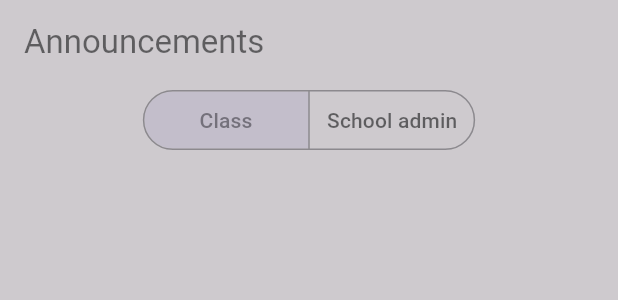
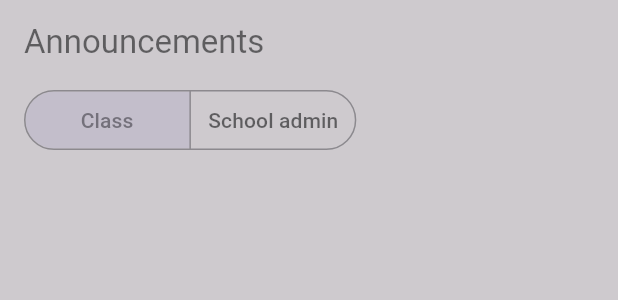
Before and after one commit to suleman-mahmood/classifyy, a Flutter app: the AnnouncementScreen widget shown alone on an empty page, opened directly with empty values, on a phone screen of 412 x 824 dp. Shown: the top 300 px of the screen. Run offline on Flutter 3.47's test engine with Material 3 defaults, Android fonts, the phone set to English and light mode, and no system bars; our stand-ins replace auto_route, bloc, flutter_animate, flutter_bloc, get_it, get_time_ago and 1 more; accounts and stored records are empty; network calls fail.

Commit message:
use stack in announcements

```diff
--- a/classifyy/lib/presentation/screens/common/announcement_screen.dart
+++ b/classifyy/lib/presentation/screens/common/announcement_screen.dart
@@ -101,12 +101,17 @@ class _AnnouncementScreenState extends State<AnnouncementScreen>
     }
 
     Future<void> handleProceed() async {
+      if (_textController.text.isEmpty) return;
       await announcementCubit.createAnnouncement(_textController.text);
       _textController.clear();
     }
 
     return PrimaryLayout(
       appBarTitle: 'Announcements',
+      useStack: true,
+      children: [
+        SingleChildScrollView(
+          child: Column(
             children: [
               SegmentedButton<AnnouncementType>(
                 segments: [
@@ -195,7 +200,8 @@ class _AnnouncementScreenState extends State<AnnouncementScreen>
                                       if (item.announcerDisplayName != null &&
                                           selectedannouncementType !=
                                               AnnouncementType.myAnnouncement)
-                                  Text('From: ${item.announcerDisplayName!}'),
+                                        Text(
+                                            'From: ${item.announcerDisplayName!}'),
                                       const Expanded(child: SizedBox.shrink()),
                                       Text(GetTimeAgo.parse(item.createdAt))
                                     ],
@@ -211,10 +217,13 @@ class _AnnouncementScreenState extends State<AnnouncementScreen>
                   return const SizedBox.shrink();
                 },
               ),
-        const Expanded(child: SizedBox.shrink()),
+            ],
+          ),
+        ),
         if (selectedannouncementType == AnnouncementType.myAnnouncement &&
             widget.userRole == UserRole.teacher)
           Column(
+            mainAxisAlignment: MainAxisAlignment.end,
             children: [
               TitleLarge(
                 title:
--- a/classifyy/lib/presentation/widgets/layouts/primary_layout.dart
+++ b/classifyy/lib/presentation/widgets/layouts/primary_layout.dart
@@ -6,12 +6,14 @@ class PrimaryLayout extends StatefulWidget {
   final List<Widget> children;
   final String appBarTitle;
   final FloatingActionButton? floatingActionButton;
+  final bool useStack;
 
   const PrimaryLayout({
     super.key,
     this.children = const [],
     required this.appBarTitle,
     this.floatingActionButton,
+    this.useStack = false,
   });
 
   @override
@@ -19,6 +21,15 @@ class PrimaryLayout extends StatefulWidget {
 }
 
 class _PrimaryLayoutState extends State<PrimaryLayout> {
+  Widget buildCol() {
+    if (widget.useStack) {
+      return Stack(
+        children: widget.children,
+      );
+    }
+    return Column(children: widget.children);
+  }
+
   @override
   Widget build(BuildContext context) {
     return RootLayout(
@@ -32,9 +43,7 @@ class _PrimaryLayoutState extends State<PrimaryLayout> {
             width: ScreenSizes.widthSlabFourRel(context),
             child: Padding(
               padding: const EdgeInsets.symmetric(horizontal: 16),
-              child: Column(
-                children: widget.children,
-              ),
+              child: buildCol(),
             ),
           ),
         ),
```
Lines whose indentation alone changed are shown as unchanged.
